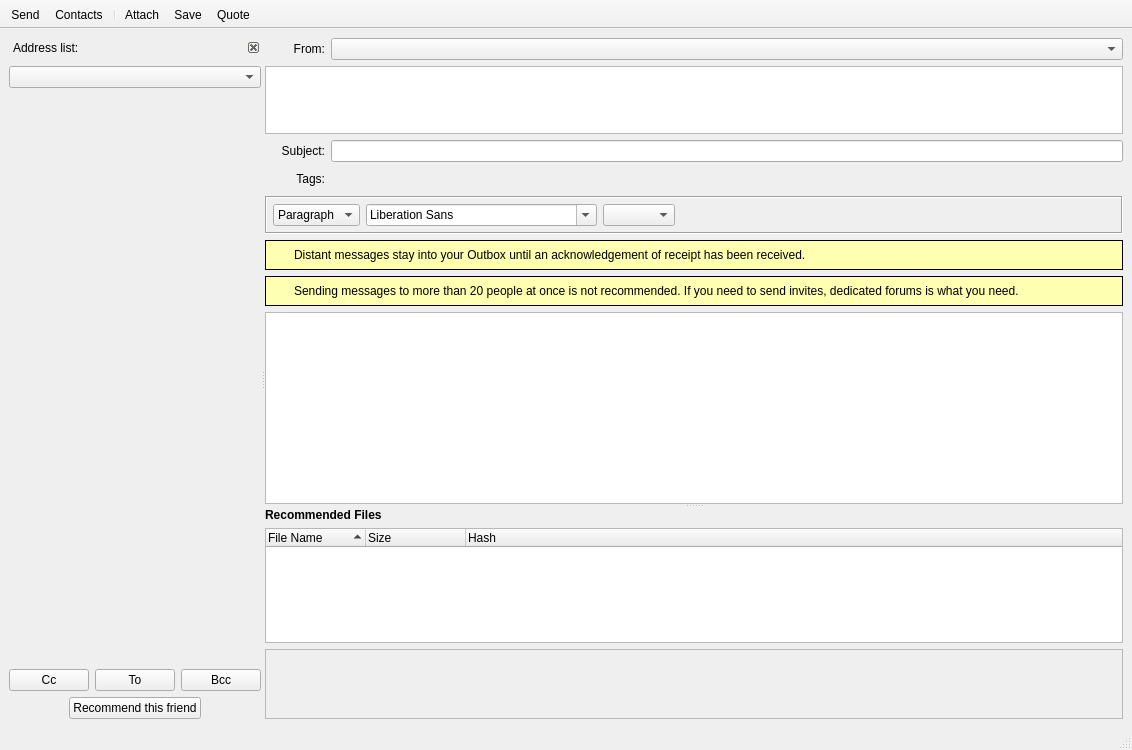
Before: the Qt Designer form retroshare-gui/src/gui/msgs/MessageComposer.ui in RetroShare/RetroShare, drawn with Qt 5.
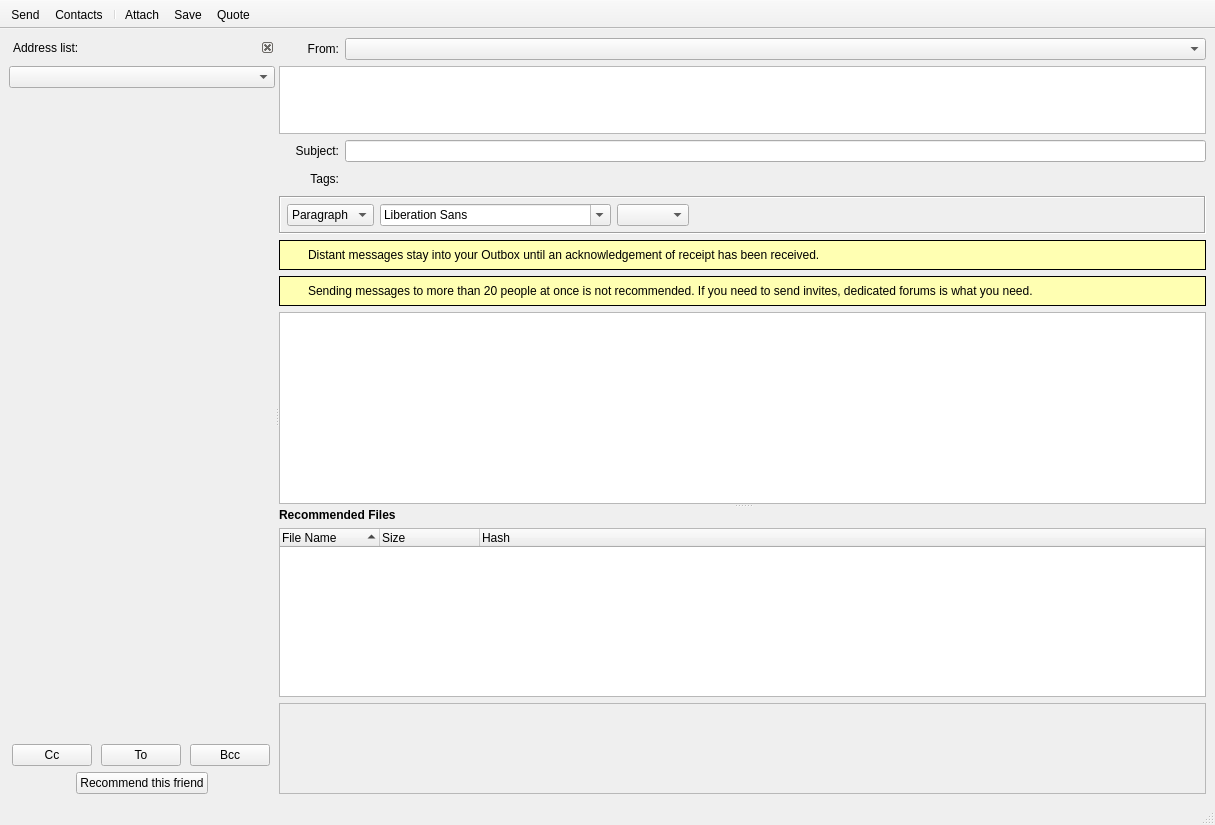
After: the same form once the commit is applied. Icons and pictures are not drawn. Custom widgets are drawn as their Qt base class.

Commit message: removed max size in friend selection widget of Msg composer

Diff of the .ui file:
```diff
--- a/retroshare-gui/src/gui/msgs/MessageComposer.ui
+++ b/retroshare-gui/src/gui/msgs/MessageComposer.ui
@@ -6,8 +6,8 @@
    <rect>
     <x>0</x>
     <y>0</y>
-    <width>1000</width>
-    <height>750</height>
+    <width>1215</width>
+    <height>825</height>
    </rect>
   </property>
   <property name="windowTitle">
@@ -86,12 +86,6 @@
              <height>0</height>
             </size>
            </property>
-           <property name="maximumSize">
-            <size>
-             <width>300</width>
-             <height>16777215</height>
-            </size>
-           </property>
            <property name="sizeIncrement">
             <size>
              <width>220</width>
```
Left out of the diff: 6 changed lines with no effect on the pictures.
